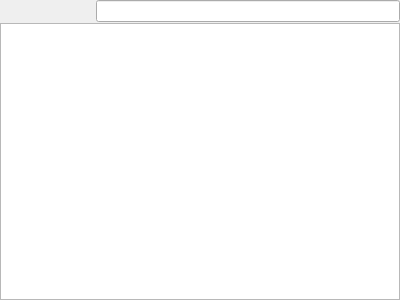
Old version of the form src/widgets/fileview.ui in the repository strawberrymusicplayer/strawberry.
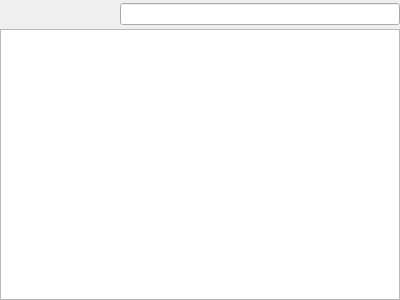
New version of the form. Custom widgets are drawn as their Qt base class.

Diff of the .ui file:
```diff
--- a/src/widgets/fileview.ui
+++ b/src/widgets/fileview.ui
@@ -41,8 +41,8 @@
        </property>
        <property name="iconSize">
         <size>
-         <width>16</width>
-         <height>16</height>
+         <width>22</width>
+         <height>22</height>
         </size>
        </property>
        <property name="autoRaise">
@@ -57,8 +57,8 @@
        </property>
        <property name="iconSize">
         <size>
-         <width>16</width>
-         <height>16</height>
+         <width>22</width>
+         <height>22</height>
         </size>
        </property>
        <property name="autoRaise">
@@ -70,8 +70,8 @@
       <widget class="QToolButton" name="up">
        <property name="iconSize">
         <size>
-         <width>16</width>
-         <height>16</height>
+         <width>22</width>
+         <height>22</height>
         </size>
        </property>
        <property name="autoRaise">
@@ -83,8 +83,8 @@
       <widget class="QToolButton" name="home">
        <property name="iconSize">
         <size>
-         <width>16</width>
-         <height>16</height>
+         <width>22</width>
+         <height>22</height>
         </size>
        </property>
        <property name="autoRaise">
```
